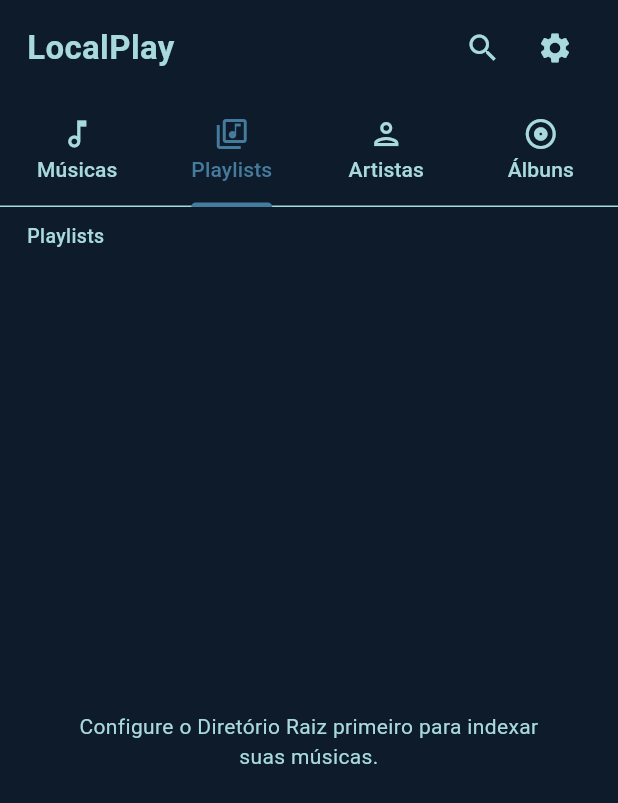
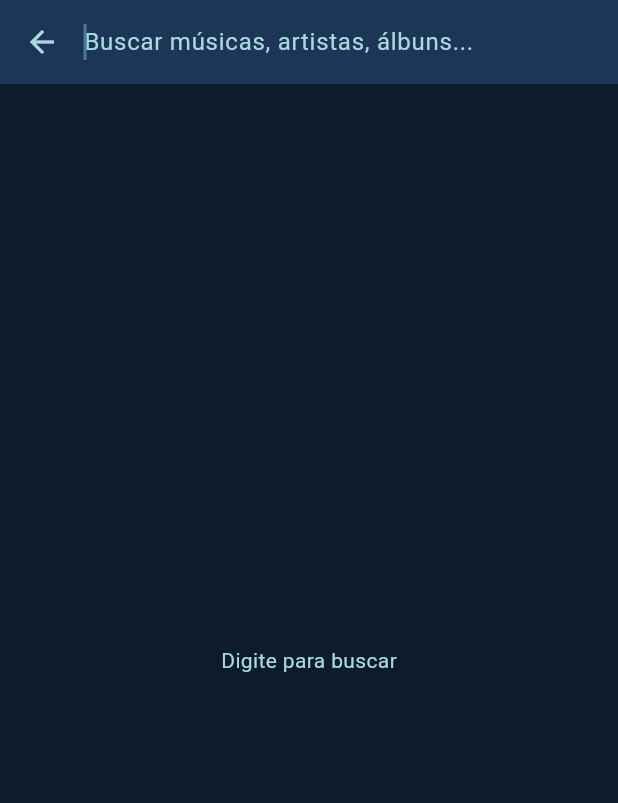
Before and after one commit to MatheusWDB/music-wave-player, a Flutter app: the screen it shows after launch, tab 2 chosen, after a tap on the "search" icon, on a phone screen of 412 x 824 dp. Shown: the top 803 px of the screen. Run offline on Flutter 3.47's test engine with Material 3 defaults, Android fonts, the phone set to English and light mode, and no system bars; our stand-ins replace audio_service, file_picker, just_audio, permission_handler, rxdart, shared_preferences and 1 more; missing offline and left inert: ffmpeg_kit_flutter_new; accounts and stored records are empty.

Commit message:
feat: Busca por música, artista, álbum ou playlist

```diff
--- a/lib/screens/library_screen.dart
+++ b/lib/screens/library_screen.dart
@@ -2,6 +2,7 @@ import 'package:flutter/material.dart';
 import 'package:music_wave_player/components/library_components/mini_player_component.dart';
 import 'package:music_wave_player/components/library_components/tabs_component.dart';
 import 'package:music_wave_player/screens/root_directory_config_screen.dart';
+import 'package:music_wave_player/screens/search_screen.dart';
 
 class LibraryScreen extends StatelessWidget {
   const LibraryScreen({super.key});
@@ -33,7 +34,10 @@ class LibraryScreen extends StatelessWidget {
                     ),
                   ),
                   IconButton(
-                    onPressed: () {},
+                    onPressed: () => Navigator.push(
+                      context,
+                      MaterialPageRoute(builder: (_) => const SearchScreen()),
+                    ),
                     icon: Icon(Icons.search, color: colorScheme.onSurface),
                   ),
                   IconButton(
--- /dev/null
+++ b/lib/screens/search_screen.dart
@@ -0,0 +1,331 @@
+import 'package:flutter/material.dart';
+import 'package:music_wave_player/components/cover_art_widget.dart';
+import 'package:music_wave_player/data/playlist_database.dart';
+import 'package:music_wave_player/models/configuration.dart';
+import 'package:music_wave_player/models/music_track.dart';
+import 'package:music_wave_player/models/playlist.dart';
+import 'package:music_wave_player/screens/album_detail_screen.dart';
+import 'package:music_wave_player/screens/artist_detail_screen.dart';
+import 'package:music_wave_player/screens/full_player_screen.dart';
+import 'package:music_wave_player/screens/playlist_detail_screen.dart';
+import 'package:provider/provider.dart';
+
+class SearchScreen extends StatefulWidget {
+  const SearchScreen({super.key});
+
+  @override
+  State<SearchScreen> createState() => _SearchScreenState();
+}
+
+class _SearchScreenState extends State<SearchScreen> {
+  final TextEditingController _controller = TextEditingController();
+  List<Playlist> _playlists = [];
+  String _query = '';
+
+  @override
+  void initState() {
+    super.initState();
+    _loadPlaylists();
+  }
+
+  @override
+  void dispose() {
+    _controller.dispose();
+    super.dispose();
+  }
+
+  Future<void> _loadPlaylists() async {
+    final playlists = await PlaylistDatabase.instance.readAllPlaylists();
+    if (mounted) setState(() => _playlists = playlists);
+  }
+
+  void _onQueryChanged(String value) {
+    setState(() => _query = value.trim().toLowerCase());
+  }
+
+  // ── Filtros ───────────────────────────────────────────────────────────────
+
+  List<MusicTrack> _matchingTracks(List<MusicTrack> all) {
+    if (_query.isEmpty) return [];
+    return all.where((t) {
+      return t.title.toLowerCase().contains(_query) ||
+          t.artist.toLowerCase().contains(_query) ||
+          t.album.toLowerCase().contains(_query);
+    }).toList();
+  }
+
+  /// Retorna artistas cujo nome bate com a query, junto com suas faixas.
+  Map<String, List<MusicTrack>> _matchingArtists(List<MusicTrack> all) {
+    if (_query.isEmpty) return {};
+    final Map<String, List<MusicTrack>> grouped = {};
+    for (final track in all) {
+      if (track.artist.toLowerCase().contains(_query)) {
+        grouped.putIfAbsent(track.artist, () => []).add(track);
+      }
+    }
+    return grouped;
+  }
+
+  /// Retorna álbuns cujo nome bate com a query, junto com suas faixas.
+  Map<String, List<MusicTrack>> _matchingAlbums(List<MusicTrack> all) {
+    if (_query.isEmpty) return {};
+    final Map<String, List<MusicTrack>> grouped = {};
+    for (final track in all) {
+      if (track.album.toLowerCase().contains(_query)) {
+        grouped.putIfAbsent(track.album, () => []).add(track);
+      }
+    }
+    return grouped;
+  }
+
+  List<Playlist> _matchingPlaylists() {
+    if (_query.isEmpty) return [];
+    return _playlists
+        .where((p) => p.name.toLowerCase().contains(_query))
+        .toList();
+  }
+
+  // ── Navegação ─────────────────────────────────────────────────────────────
+
+  void _openTrack(BuildContext context, MusicTrack track) {
+    context.read<Configuration>().playTrack(track.id!);
+    Navigator.push(
+      context,
+      MaterialPageRoute(
+        builder: (_) => FullPlayerScreen(initialTrackId: track.id),
+      ),
+    );
+  }
+
+  void _openArtist(
+    BuildContext context,
+    String artist,
+    List<MusicTrack> tracks,
+  ) {
+    Navigator.push(
+      context,
+      MaterialPageRoute(
+        builder: (_) => ArtistDetailScreen(artist: artist, tracks: tracks),
+      ),
+    );
+  }
+
+  void _openAlbum(BuildContext context, String album, List<MusicTrack> tracks) {
+    Navigator.push(
+      context,
+      MaterialPageRoute(
+        builder: (_) => AlbumDetailScreen(album: album, tracks: tracks),
+      ),
+    );
+  }
+
+  void _openPlaylist(BuildContext context, Playlist playlist) {
+    Navigator.push(
+      context,
+      MaterialPageRoute(
+        builder: (_) => PlaylistDetailScreen(playlist: playlist),
+      ),
+    );
+  }
+
+  // ── Build ─────────────────────────────────────────────────────────────────
+
+  @override
+  Widget build(BuildContext context) {
+    final colorScheme = Theme.of(context).colorScheme;
+    final allTracks = context.read<Configuration>().indexedTracks;
+
+    final tracks = _matchingTracks(allTracks);
+    final artists = _matchingArtists(allTracks);
+    final albums = _matchingAlbums(allTracks);
+    final playlists = _matchingPlaylists();
+
+    final hasResults =
+        tracks.isNotEmpty ||
+        artists.isNotEmpty ||
+        albums.isNotEmpty ||
+        playlists.isNotEmpty;
+
+    return Scaffold(
+      appBar: AppBar(
+        titleSpacing: 0,
+        title: TextField(
+          controller: _controller,
+          autofocus: true,
+          onChanged: _onQueryChanged,
+          style: TextStyle(color: colorScheme.onSurface),
+          decoration: InputDecoration(
+            hintText: 'Buscar músicas, artistas, álbuns...',
+            hintStyle: TextStyle(color: colorScheme.onSurfaceVariant),
+            border: InputBorder.none,
+            suffixIcon: _query.isNotEmpty
+                ? IconButton(
+                    icon: const Icon(Icons.clear),
+                    onPressed: () {
+                      _controller.clear();
+                      _onQueryChanged('');
+                    },
+                  )
+                : null,
+          ),
+        ),
+      ),
+      body: _query.isEmpty
+          ? Center(
+              child: Text(
+                'Digite para buscar',
+                style: TextStyle(color: colorScheme.onSurfaceVariant),
+              ),
+            )
+          : !hasResults
+          ? Center(
+              child: Text(
+                'Nenhum resultado para "$_query"',
+                style: TextStyle(color: colorScheme.onSurfaceVariant),
+              ),
+            )
+          : ListView(
+              children: [
+                if (tracks.isNotEmpty) ...[
+                  _SectionHeader(label: 'Músicas', colorScheme: colorScheme),
+                  ...tracks.map(
+                    (track) => ListTile(
+                      leading: CoverArtWidget(
+                        coverPath: track.coverPath,
+                        size: 44,
+                        borderRadius: BorderRadius.circular(6),
+                      ),
+                      title: Text(
+                        track.title,
+                        maxLines: 1,
+                        overflow: TextOverflow.ellipsis,
+                      ),
+                      subtitle: Text(
+                        '${track.artist} · ${track.album}',
+                        maxLines: 1,
+                        overflow: TextOverflow.ellipsis,
+                      ),
+                      onTap: () => _openTrack(context, track),
+                    ),
+                  ),
+                ],
+                if (artists.isNotEmpty) ...[
+                  _SectionHeader(label: 'Artistas', colorScheme: colorScheme),
+                  ...artists.entries.map(
+                    (e) => ListTile(
+                      leading: CircleAvatar(
+                        backgroundColor: colorScheme.primaryContainer,
+                        child: Icon(
+                          Icons.person,
+                          color: colorScheme.onPrimaryContainer,
+                        ),
+                      ),
+                      title: Text(
+                        e.key,
+                        maxLines: 1,
+                        overflow: TextOverflow.ellipsis,
+                      ),
+                      subtitle: Text(
+                        '${e.value.length} música${e.value.length == 1 ? '' : 's'}',
+                      ),
+                      trailing: Icon(
+                        Icons.chevron_right,
+                        color: colorScheme.onSurfaceVariant,
+                      ),
+                      onTap: () => _openArtist(context, e.key, e.value),
+                    ),
+                  ),
+                ],
+                if (albums.isNotEmpty) ...[
+                  _SectionHeader(label: 'Álbuns', colorScheme: colorScheme),
+                  ...albums.entries.map(
+                    (e) => ListTile(
+                      leading: CoverArtWidget(
+                        coverPath: e.value
+                            .firstWhere(
+                              (t) => t.coverPath != null,
+                              orElse: () => e.value.first,
+                            )
+                            .coverPath,
+                        size: 44,
+                        borderRadius: BorderRadius.circular(6),
+                      ),
+                      title: Text(
+                        e.key,
+                        maxLines: 1,
+                        overflow: TextOverflow.ellipsis,
+                      ),
+                      subtitle: Text(
+                        '${e.value.first.artist} · ${e.value.length} música${e.value.length == 1 ? '' : 's'}',
+                        maxLines: 1,
+                        overflow: TextOverflow.ellipsis,
+                      ),
+                      trailing: Icon(
+                        Icons.chevron_right,
+                        color: colorScheme.onSurfaceVariant,
+                      ),
+                      onTap: () => _openAlbum(context, e.key, e.value),
+                    ),
+                  ),
+                ],
+                if (playlists.isNotEmpty) ...[
+                  _SectionHeader(label: 'Playlists', colorScheme: colorScheme),
+                  ...playlists.map(
+                    (p) => ListTile(
+                      leading: Container(
+                        width: 44,
+                        height: 44,
+                        decoration: BoxDecoration(
+                          color: colorScheme.primaryContainer,
+                          borderRadius: BorderRadius.circular(6),
+                        ),
+                        child: Icon(
+                          Icons.library_music_outlined,
+                          color: colorScheme.onPrimaryContainer,
+                        ),
+                      ),
+                      title: Text(
+                        p.name,
+                        maxLines: 1,
+                        overflow: TextOverflow.ellipsis,
+                      ),
+                      subtitle: Text(
+                        '${p.trackIds.length} música${p.trackIds.length == 1 ? '' : 's'}',
+                      ),
+                      trailing: Icon(
+                        Icons.chevron_right,
+                        color: colorScheme.onSurfaceVariant,
+                      ),
+                      onTap: () => _openPlaylist(context, p),
+                    ),
+                  ),
+                ],
+                const SizedBox(height: 16),
+              ],
+            ),
+    );
+  }
+}
+
+class _SectionHeader extends StatelessWidget {
+  final String label;
+  final ColorScheme colorScheme;
+
+  const _SectionHeader({required this.label, required this.colorScheme});
+
+  @override
+  Widget build(BuildContext context) {
+    return Padding(
+      padding: const EdgeInsets.fromLTRB(16, 16, 16, 4),
+      child: Text(
+        label.toUpperCase(),
+        style: TextStyle(
+          fontSize: 11,
+          fontWeight: FontWeight.bold,
+          letterSpacing: 1.2,
+          color: colorScheme.primary,
+        ),
+      ),
+    );
+  }
+}
```
Also changed, not shown: lib/models/configuration.dart (+17 -0 lines), lib/screens/album_detail_screen.dart (added, +127 -0 lines), lib/screens/artist_detail_screen.dart (added, +113 -0 lines), lib/tabs/albums_tab.dart (+51 -40 lines), lib/tabs/artists_tab.dart (+13 -31 lines).
